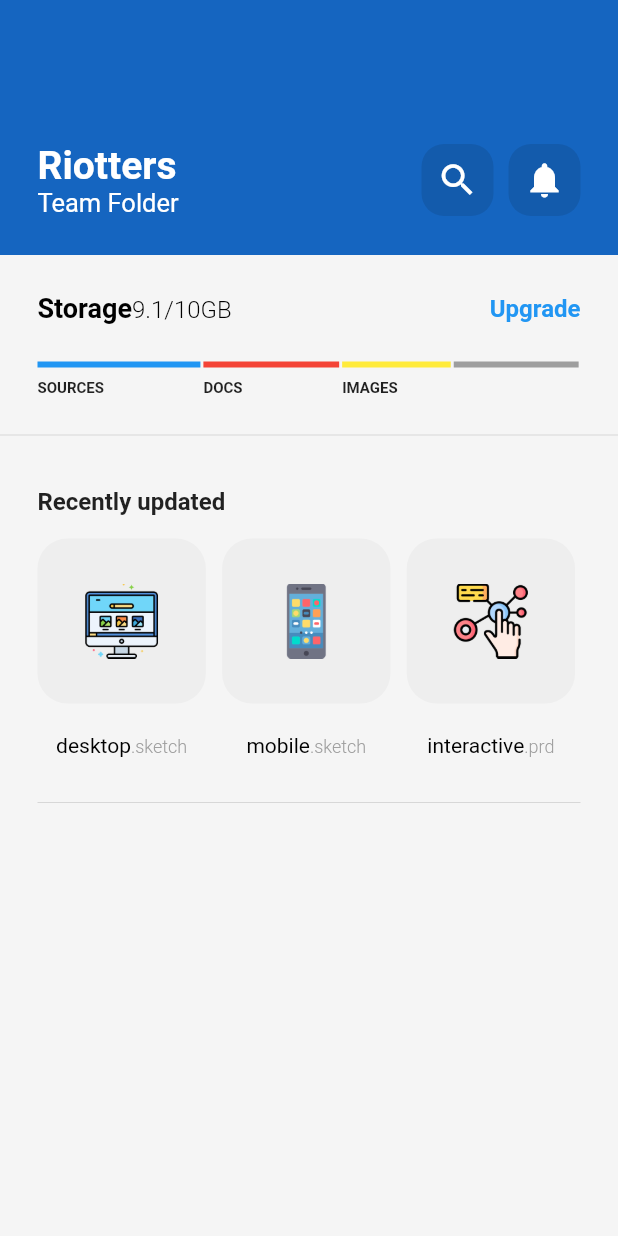
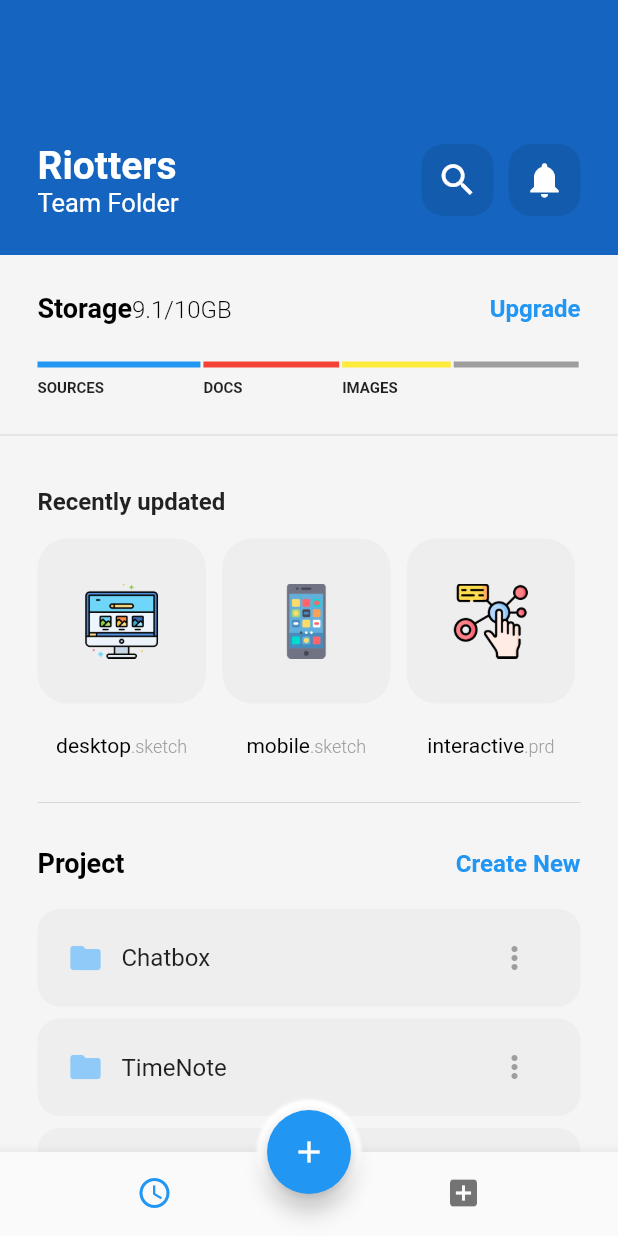
Before and after one commit to shamim29/cloud-files, a Flutter app: the screen it shows after launch, on a phone screen of 412 x 824 dp. Run offline on Flutter 3.47's test engine with Material 2 defaults, Android fonts, the phone set to English and light mode, and no system bars.

Commit message:
Folder Section

```diff
--- a/lib/pages/team_folder.dart
+++ b/lib/pages/team_folder.dart
@@ -10,6 +10,8 @@ class TeamFolderPage extends StatefulWidget {
 class _TeamFolderPageState extends State<TeamFolderPage> {
 
   double availableScreenWidth = 0;
+
+  int selectedIndex = 0;
 
   @override
   Widget build(BuildContext context) {
@@ -175,13 +177,126 @@ class _TeamFolderPageState extends State<TeamFolderPage> {
                     buildFileColumn('interactive', 'interactive','.prd'),
                   ],
                 ),
+
                 Divider(height: 60,),
+
+                Row(
+                  mainAxisAlignment:  MainAxisAlignment.spaceBetween,
+                  children: [
+                    Text(
+                      "Project",
+                      style: TextStyle(
+                        color: Colors.black,
+                        fontSize: 18,
+                        fontWeight: FontWeight.bold,
+                      ),
+                    ),
+                    Text(
+                      "Create New",
+                      style: TextStyle(
+                        color: Colors.blue,
+                        fontSize: 16,
+                        fontWeight: FontWeight.bold,
+                      ),
+                    ),
+                  ],
+                ),
+
+                SizedBox(height: 20,),
+
+                buildProjectRow('Chatbox'),
+                buildProjectRow('TimeNote'),
+                buildProjectRow('Something'),
+                buildProjectRow('Other'),
               ],
             ),
-          )
+          ),
         ],
       ),
+
+      floatingActionButton: Container(
+        decoration: BoxDecoration(
+          shape: BoxShape.circle,
+          boxShadow: [
+            BoxShadow(
+              color: Colors.white,
+              spreadRadius: 7,
+              blurRadius: 1,
+            ),
+          ],
+        ),
+        child: FloatingActionButton(
+          onPressed: (){
+          },
+          child: Icon(Icons.add,),
+        ),
+      ),
+
+      floatingActionButtonLocation: FloatingActionButtonLocation.centerDocked,
+
+      bottomNavigationBar: BottomNavigationBar(
+        onTap: (index){
+          setState(() {
+            selectedIndex = index;
+          });
+        },
+        currentIndex: selectedIndex,
+
+        showSelectedLabels: false,
+        showUnselectedLabels: false,
+
+        items: [
+          BottomNavigationBarItem(
+            icon: Icon(Icons.access_time),
+            label: 'Time',
+          ),
+          BottomNavigationBarItem(
+            icon: Icon(Icons.add_box),
+            label: "Folder",
+          ),
+        ],
+      ),
+
     );
+  }
+
+  Container buildProjectRow(String folderName, ) {
+    return Container(
+      margin: EdgeInsets.only(bottom: 8,),
+                padding: EdgeInsets.symmetric(horizontal: 20,),
+                height: 65,
+                decoration: BoxDecoration(
+                  color: Colors.grey.shade200,
+                  borderRadius: BorderRadius.circular(15),
+                ),
+                child: Row(
+                  mainAxisAlignment: MainAxisAlignment.spaceBetween,
+                  children: [
+                    Row(
+                      children: [
+                        Icon(
+                          Icons.folder,
+                          color: Colors.blue[200],
+                        ),
+                        SizedBox(width: 12,),
+                        Text(
+                          folderName,
+                          style: TextStyle(
+                            fontSize: 16,
+                          ),
+                        ),
+                      ],
+                    ),
+                    IconButton(
+                        onPressed: (){},
+                        icon: Icon(
+                          Icons.more_vert_rounded,
+                          color: Colors.grey,
+                        ),
+                    ),
+                  ],
+                ),
+              );
   }
 
   Column buildFileColumn(String image, String filename, String extension) {
```
